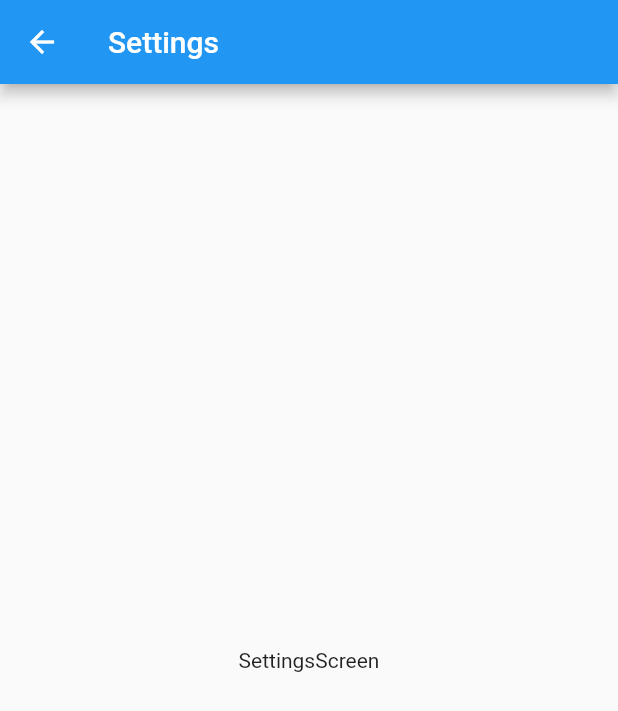
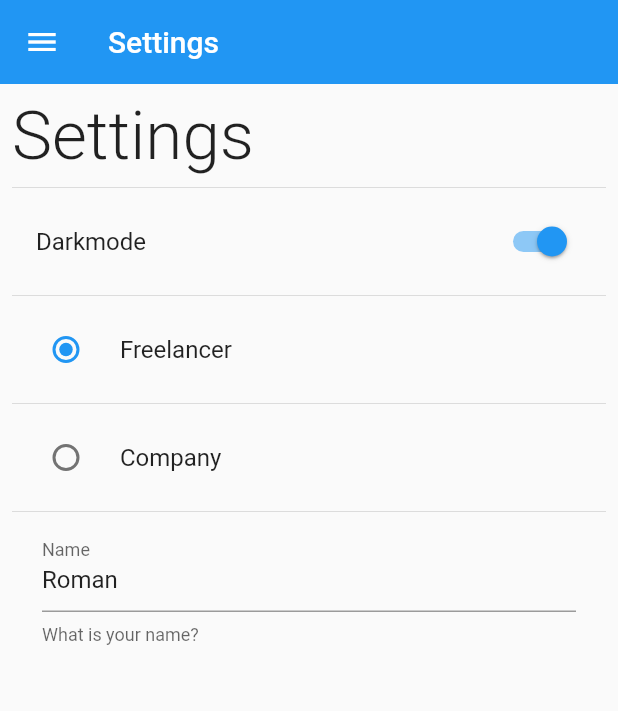
Before and after one commit to GitRockie/minka-design-app, a Flutter app: the SettingsScreen screen opened by its route, on a phone screen of 412 x 824 dp. Shown: the top 711 px of the screen. Run offline on Flutter 3.47's test engine with Material 2 defaults, Android fonts, the phone set to English and light mode, and no system bars; our stand-ins replace google_maps_flutter, sqflite; missing offline and left inert: flutter_barcode_scanner; accounts and stored records are empty.

Commit message:
Preferences and Settings
Working with Layouts

```diff
--- a/lib/source/screens/home_screen.dart
+++ b/lib/source/screens/home_screen.dart
@@ -14,6 +14,7 @@ class HomeScreen extends StatelessWidget {
   Widget build(BuildContext context) {
     return Scaffold(
       appBar: AppBar(
+        elevation: 0,
         title: const Text('Dashboard'),
       ),
       drawer: const SideMenu(),
--- a/lib/source/screens/screens.dart
+++ b/lib/source/screens/screens.dart
@@ -3,7 +3,7 @@ export 'package:minka_design_app/source/screens/directions_screen.dart';
 export 'package:minka_design_app/source/screens/home_screen.dart';
 export 'package:minka_design_app/source/screens/map_screen.dart';
 export 'package:minka_design_app/source/screens/maps_history_screen.dart';
-export 'package:minka_design_app/source/screens/preferencies_screen.dart';
+export 'package:minka_design_app/source/screens/preferences_screen.dart';
 export 'package:minka_design_app/source/screens/qr_reader_screen.dart';
 export 'package:minka_design_app/source/screens/scroll_design.dart';
 export 'package:minka_design_app/source/screens/settings_screen.dart';
--- a/lib/source/screens/settings_screen.dart
+++ b/lib/source/screens/settings_screen.dart
@@ -1,4 +1,5 @@
 import 'package:flutter/material.dart';
+import 'package:minka_design_app/source/widgets/side_menu.dart';
 
 class SettingsScreen extends StatelessWidget {
   const SettingsScreen({Key? key}) : super(key: key);
@@ -8,12 +9,50 @@ class SettingsScreen extends StatelessWidget {
   @override
   Widget build(BuildContext context) {
     return Scaffold(
-      appBar: AppBar(
-        title: const Text('Settings'),
-      ),
-      body: const Center(
-        child: Text('SettingsScreen'),
-      ),
-    );
+        appBar: AppBar(
+          elevation: 0,
+          title: const Text('Settings'),
+        ),
+        drawer: const SideMenu(),
+        body: Padding(
+          padding: const EdgeInsets.all(8.0),
+          child: SingleChildScrollView(
+            child: Column(
+              crossAxisAlignment: CrossAxisAlignment.start,
+              children: [
+                const Text(
+                  'Settings',
+                  style: TextStyle(fontSize: 45, fontWeight: FontWeight.w300),
+                ),
+                const Divider(),
+                SwitchListTile.adaptive(
+                    value: true,
+                    title: const Text('Darkmode'),
+                    onChanged: (value) {}),
+                const Divider(),
+                RadioListTile<int>(
+                    value: 1,
+                    groupValue: 1,
+                    title: const Text(('Freelancer')),
+                    onChanged: (value) {}),
+                const Divider(),
+                RadioListTile<int>(
+                    value: 2,
+                    groupValue: 1,
+                    title: const Text(('Company')),
+                    onChanged: (value) {}),
+                const Divider(),
+                Padding(
+                  padding: const EdgeInsets.symmetric(horizontal: 20),
+                  child: TextFormField(
+                    initialValue: 'Roman',
+                    decoration: const InputDecoration(
+                        labelText: 'Name', helperText: 'What is your name?'),
+                  ),
+                )
+              ],
+            ),
+          ),
+        ));
   }
 }
```
Also changed, not shown: lib/main.dart (+3 -7 lines), lib/source/screens/preferences_screen.dart (added, +30 -0 lines), lib/source/screens/preferencies_screen.dart (deleted, +0 -16 lines), lib/source/widgets/side_menu.dart (+40 -5 lines).
